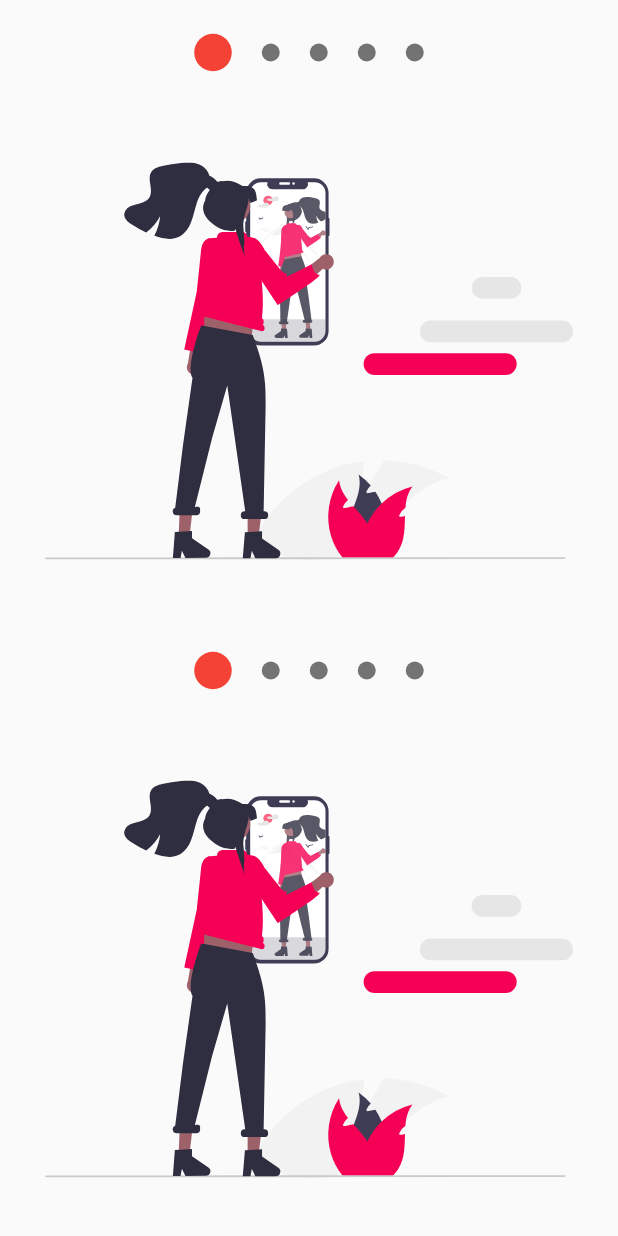
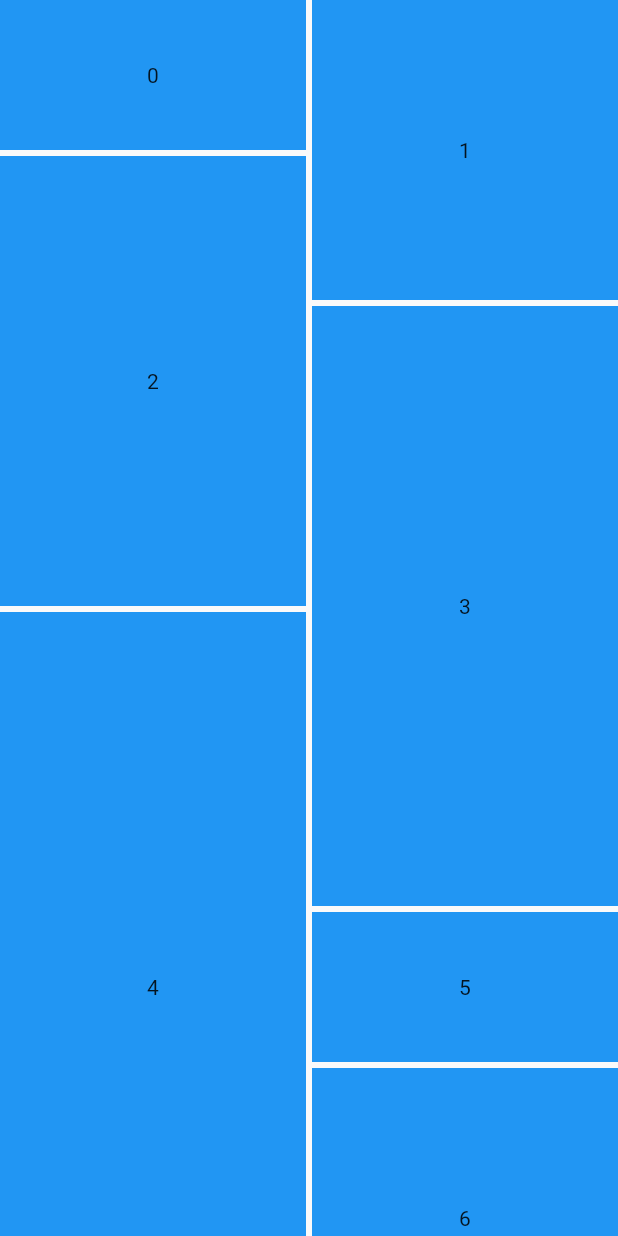
Before and after one commit to jsemalvarez/flutter-professional-designs, a Flutter app: the screen it shows after launch, on a phone screen of 412 x 824 dp. Run offline on Flutter 3.47's test engine with Material 2 defaults, Android fonts, the phone set to English and light mode, and no system bars; our stand-ins replace flutter_svg.

Commit message:
inicio proyecto pinterest

```diff
--- a/lib/main.dart
+++ b/lib/main.dart
@@ -6,7 +6,8 @@ import 'package:flutter/material.dart';
 // import 'package:designs/src/pages/circular_progress_page.dart';
 // import 'package:designs/src/pages/graficas_circulares_page.dart';
 // import 'package:designs/src/pages/slides_show_page.dart';
-import 'package:designs/src/pages/slideshow_page.dart';
+// import 'package:designs/src/pages/slideshow_page.dart';
+import 'package:designs/src/pages/pinteres_page.dart';
 
 void main() => runApp(const MyApp());
 
@@ -17,7 +18,7 @@ class MyApp extends StatelessWidget {
   Widget build(BuildContext context) {
     return const MaterialApp(
       title: 'Designs App',
-      home: SlideshowPage(),
+      home: PinteresPage(),
     );
   }
 }
--- /dev/null
+++ b/lib/src/pages/pinteres_page.dart
@@ -0,0 +1,74 @@
+import 'package:flutter/material.dart';
+import 'package:flutter_staggered_grid_view/flutter_staggered_grid_view.dart';
+
+class PinteresPage extends StatelessWidget {
+  const PinteresPage({super.key});
+
+  @override
+  Widget build(BuildContext context) {
+    return Scaffold(
+      body: Center(
+        child: PinteresGrid(),
+      ),
+    );
+  }
+}
+
+class PinteresGrid extends StatelessWidget {
+
+  // final List<Widget> items = List.generate(10, (index) {
+  //   return StaggeredGridTile.count(
+  //         crossAxisCellCount: 2,
+  //         mainAxisCellCount: index.isEven ? 2 : 3,
+  //         child: PinteresItem(
+  //           index: index,
+  //           extend: 50,
+  //         ),
+  //   );
+  // });
+
+  PinteresGrid({super.key});
+
+  @override
+  Widget build(BuildContext context) {
+    return MasonryGridView.count(
+      crossAxisCount: 2,
+      mainAxisSpacing: 4,
+      crossAxisSpacing: 4,
+      itemCount: 20,
+      itemBuilder: (context, index) {
+        // return Tile(
+        //   index: index,
+        //   extent: (index % 5 + 1) * 100,
+        // );
+        return PinteresItem(
+          index: index,
+          extend: (index % 5 + 1) * 100
+        );
+      },
+    );
+  }
+}
+
+class PinteresItem extends StatelessWidget {
+
+  final int index;
+  final double extend;
+
+  const PinteresItem({
+    Key? key,
+    required this.index,
+    required this.extend,
+  }) : super(key: key);
+
+  @override
+  Widget build(BuildContext context) {
+    return Container(
+      height: extend,
+      color: Colors.blue,
+      child: Center(
+        child: Text('$index')
+      )
+      );
+  }
+}
--- a/pubspec.yaml
+++ b/pubspec.yaml
@@ -38,6 +38,7 @@ dependencies:
   cupertino_icons: ^1.0.2
   flutter_svg: ^0.21.0
   provider: ^6.0.5
+  flutter_staggered_grid_view: ^0.6.2
 
 dev_dependencies:
   flutter_test:
```
Also changed, not shown: pubspec.lock.
